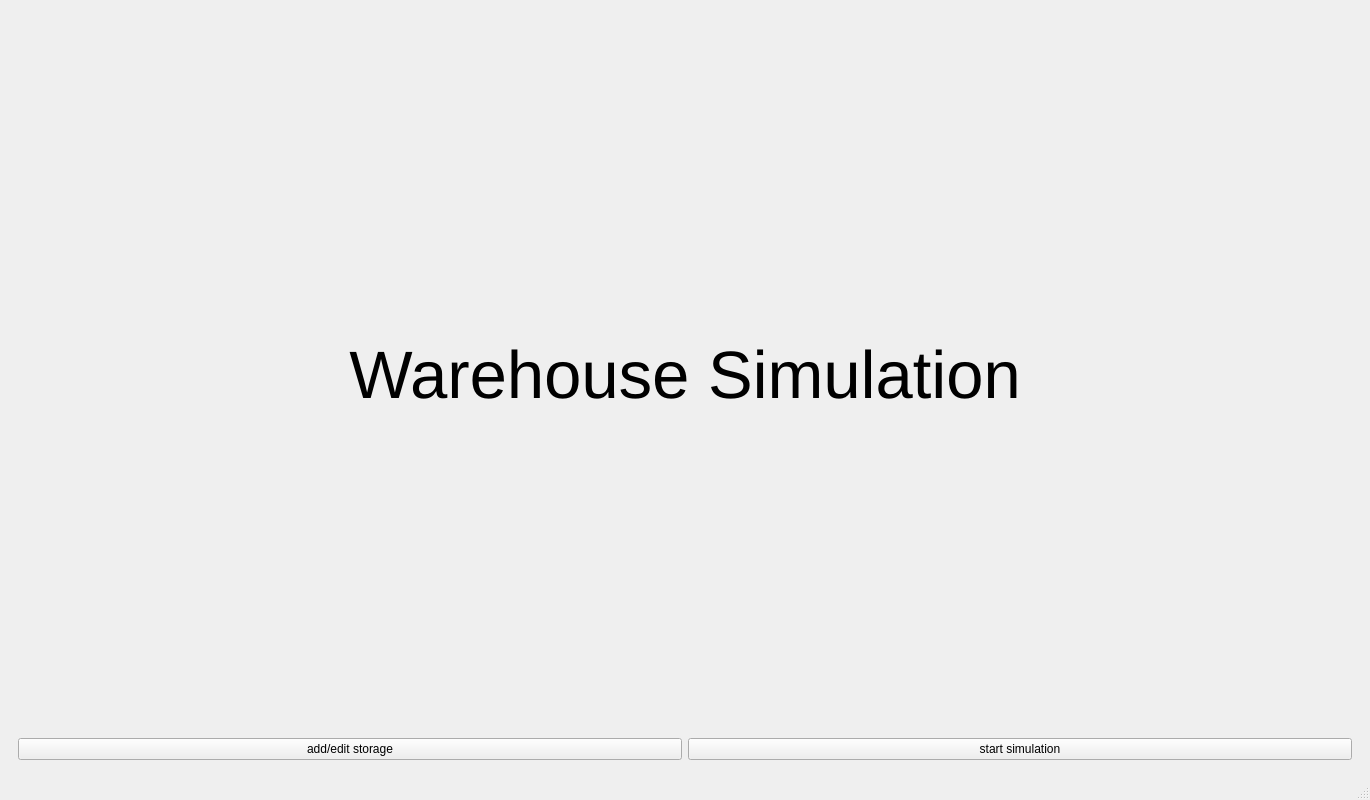
First picture: the form in src/gui/gui.ui, repository gabilew2/Warehouse-simulator, before the edit.
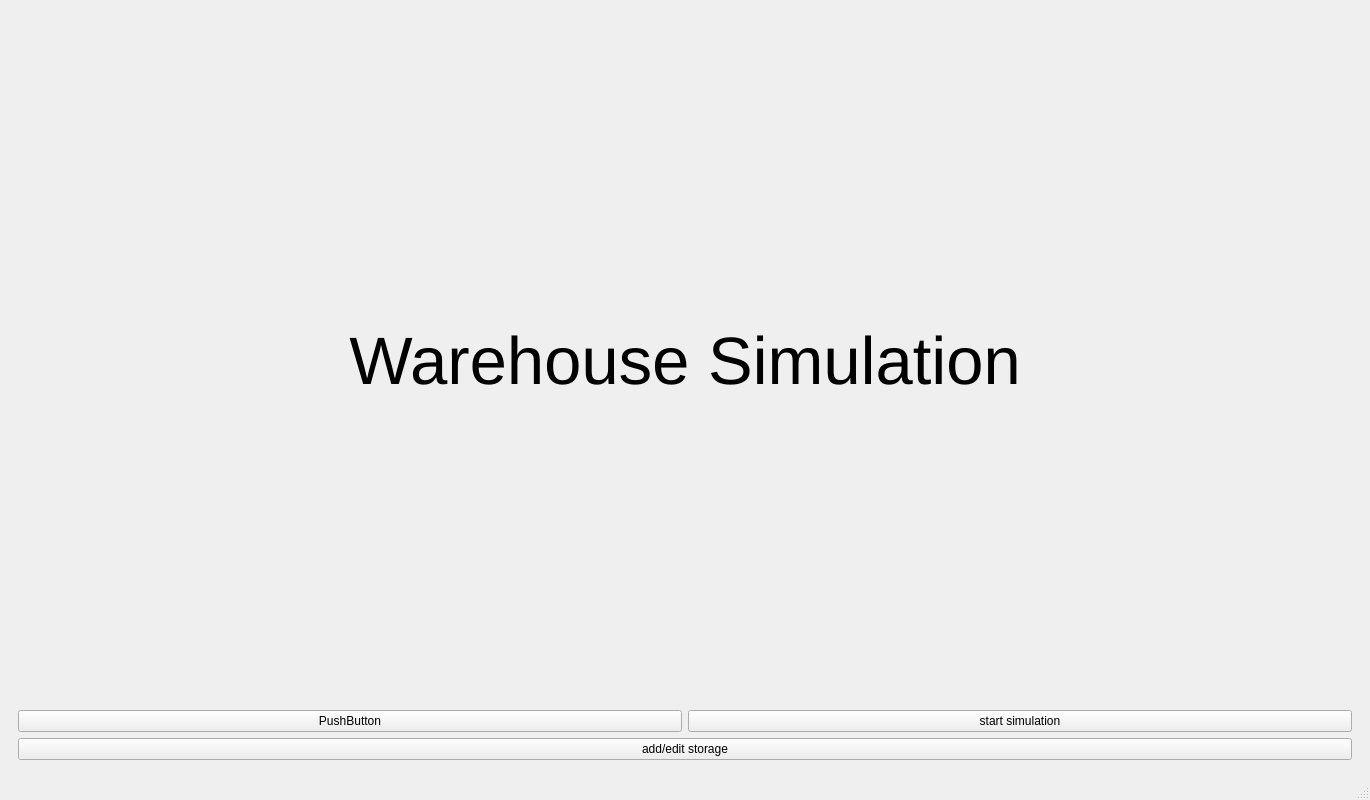
Second picture: the form after the edit. The open tabs and pages were chosen to show the change.

Patch:
```diff
--- a/src/gui/gui.ui
+++ b/src/gui/gui.ui
@@ -42,9 +42,9 @@
           <item>
            <layout class="QHBoxLayout" name="horizontalLayout">
             <item>
-             <widget class="QPushButton" name="addbutton">
+             <widget class="QPushButton" name="pushButton_6">
               <property name="text">
-               <string>add/edit storage</string>
+               <string>PushButton</string>
               </property>
              </widget>
             </item>
@@ -57,6 +57,13 @@
             </item>
            </layout>
           </item>
+          <item>
+           <widget class="QPushButton" name="addbutton">
+            <property name="text">
+             <string>add/edit storage</string>
+            </property>
+           </widget>
+          </item>
          </layout>
         </widget>
         <widget class="QWidget" name="page_2">
```
Left out of the diff: 6 changed lines with no effect on the pictures.
